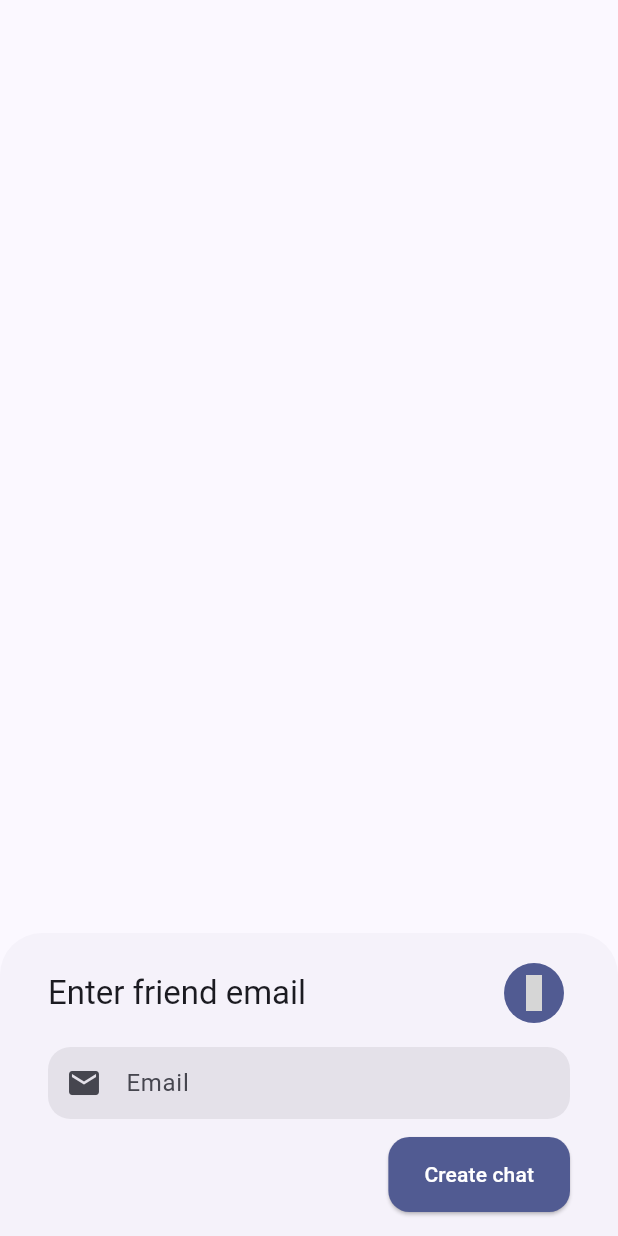
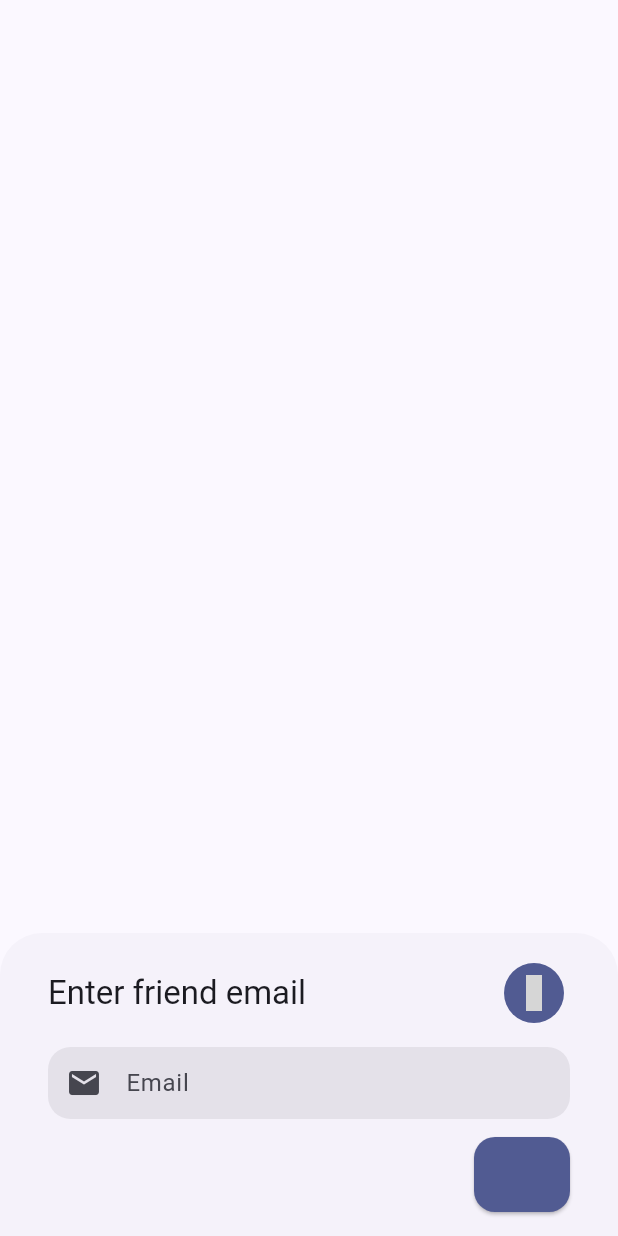
Before and after one commit to moelhewehy7/chatie, a Flutter app: what showbottomsheet() shows on an empty page, opened directly with empty values, on a phone screen of 412 x 824 dp. Run offline on Flutter 3.47's test engine with Material 3 defaults, Android fonts, the phone set to English and light mode, and no system bars; our stand-ins replace iconly; grey boxes are pictures that could not be loaded.

Commit message:
Update chat related views and components
- Refactor imports and file names for consistency
- Update showbottomsheet function to accept text parameter
- Delete unused groups and contacts views files

```diff
--- a/lib/features/chats/presentation/views/chats_view.dart
+++ b/lib/features/chats/presentation/views/chats_view.dart
@@ -1,9 +1,6 @@
-import 'package:chatie/features/auth/presentation/views/widgets/button.dart';
-import 'package:chatie/features/auth/presentation/views/widgets/text_fields.dart';
 import 'package:chatie/features/chats/presentation/views/widgets/chat_card.dart';
 import 'package:chatie/features/chats/presentation/views/widgets/show_bottom_sheet.dart';
 import 'package:flutter/material.dart';
-import 'package:iconly/iconly.dart';
 
 class ChatView extends StatefulWidget {
   const ChatView({super.key});
@@ -18,7 +15,7 @@ class _ChatViewState extends State<ChatView> {
     return Scaffold(
       floatingActionButton: FloatingActionButton(
         onPressed: () {
-          showbottomsheet(context, emailController);
+          showbottomsheet(context, emailController, "Create chat");
         },
         child: const Icon(
           Icons.maps_ugc,
--- a/lib/features/chats/presentation/views/widgets/chat_card.dart
+++ b/lib/features/chats/presentation/views/widgets/chat_card.dart
@@ -1,4 +1,4 @@
-import 'package:chatie/features/chats/presentation/views/widgets/chats_view_body.dart';
+import 'package:chatie/features/chats/presentation/views/widgets/chat_view_body.dart';
 import 'package:flutter/material.dart';
 
 class ChatCard extends StatelessWidget {
--- a/lib/features/chats/presentation/views/widgets/show_bottom_sheet.dart
+++ b/lib/features/chats/presentation/views/widgets/show_bottom_sheet.dart
@@ -4,13 +4,12 @@ import 'package:flutter/material.dart';
 import 'package:iconly/iconly.dart';
 
 PersistentBottomSheetController showbottomsheet(
-    BuildContext context, TextEditingController emailController) {
+    BuildContext context, TextEditingController emailController, String text) {
   return showBottomSheet(
     context: context,
     builder: (BuildContext context) {
       return Container(
-        padding: const EdgeInsets.symmetric(
-            horizontal: 32, vertical: 16), // EdgeInsets.all(24),
+        padding: const EdgeInsets.symmetric(horizontal: 32, vertical: 16),
         child: Column(mainAxisSize: MainAxisSize.min, children: [
           Padding(
             padding: const EdgeInsets.only(bottom: 12),
@@ -35,7 +34,7 @@ PersistentBottomSheetController showbottomsheet(
             children: [
               Padding(
                 padding: const EdgeInsets.only(top: 12),
-                child: FillButton(onPressed: () {}, text: "Create chat"),
+                child: FillButton(onPressed: () {}, text: text),
               ),
             ],
           )
--- a/lib/features/home/presentation/views/home_view.dart
+++ b/lib/features/home/presentation/views/home_view.dart
@@ -1,9 +1,9 @@
 import 'package:chatie/features/chats/presentation/views/chats_view.dart';
-import 'package:chatie/features/groups/presentation/views/groups_view.dart';
+import 'package:chatie/features/groups/presentation/views/groups_chat_view.dart';
 import 'package:flutter/material.dart';
 import 'package:iconly/iconly.dart';
 
-import 'contacts_view.dart';
+import '../../../contacts/presentation/views/contacts_view.dart';
 import 'settings_view.dart';
 
 class HomeView extends StatefulWidget {
```
Also changed, not shown: lib/features/groups/presentation/views/groups_view.dart (deleted, +0 -44 lines), lib/features/home/presentation/views/contacts_view.dart (deleted, +0 -14 lines), lib/features/chats/presentation/views/widgets/chat_view_body.dart (renamed from lib/features/chats/presentation/views/widgets/chats_view_body.dart).
